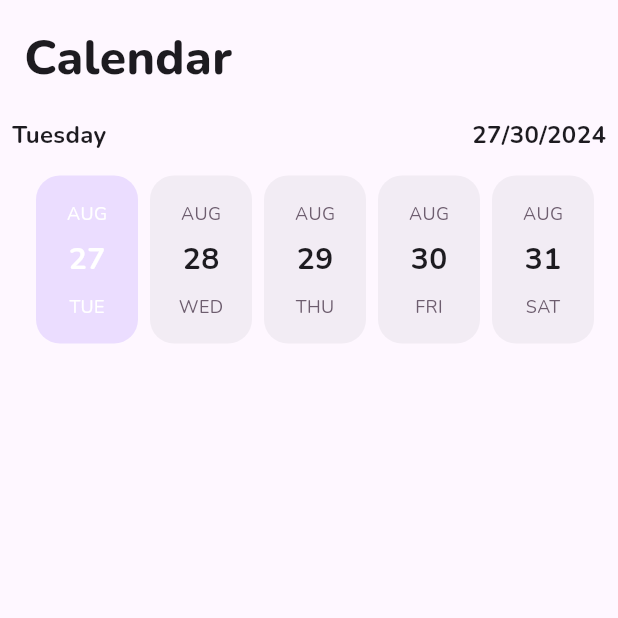
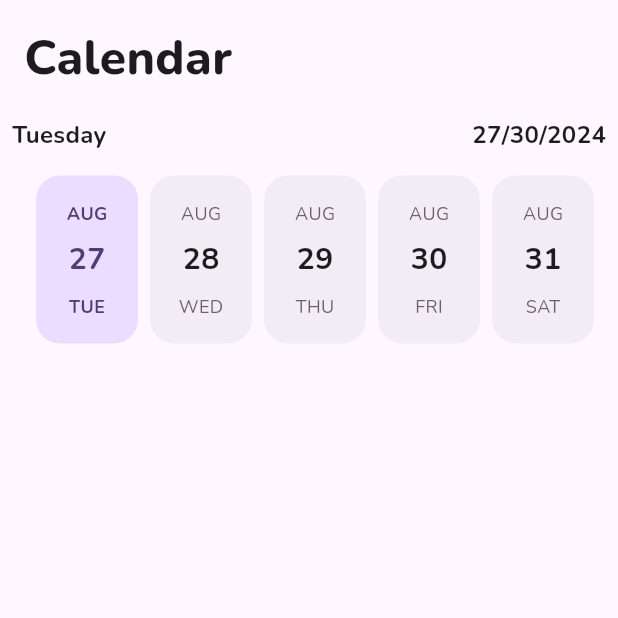
Before and after one commit to InfinityDX/checklistapp, a Flutter app: the screen it shows after launch, item 2 of the bottom bar chosen, on a phone screen of 412 x 824 dp, the top half of it. Run offline on Flutter 3.47's test engine with Material 3 defaults, Android fonts, the phone set to English and light mode, and no system bars; drawn by our look-alikes of easy_date_timeline; our stand-ins replace bloc, equatable, fl_chart, fluentui_system_icons, flutter_bloc, flutter_slidable and 2 more; accounts and stored records are empty; generated files the repository leaves out were written again; statements that could not run were skipped.

Commit message:
Fixed calendar style

```diff
--- a/lib/pages/calendar/calendar_page.dart
+++ b/lib/pages/calendar/calendar_page.dart
@@ -93,6 +93,21 @@ class _CalendarPageState extends State<CalendarPage> {
               },
               dayProps: EasyDayProps(
                 activeDayStyle: DayStyle(
+                  dayNumStyle: TextStyle(
+                    fontWeight: FontWeight.bold,
+                    fontSize: 20,
+                    color: GColor.scheme.onPrimaryContainer,
+                  ),
+                  dayStrStyle: TextStyle(
+                    fontWeight: FontWeight.bold,
+                    fontSize: 12,
+                    color: GColor.scheme.onPrimaryContainer,
+                  ),
+                  monthStrStyle: TextStyle(
+                    fontWeight: FontWeight.bold,
+                    fontSize: 12,
+                    color: GColor.scheme.onPrimaryContainer,
+                  ),
                   decoration: BoxDecoration(
                     color: GColor.scheme.primaryContainer,
                     borderRadius: BorderRadius.circular(16),
```
